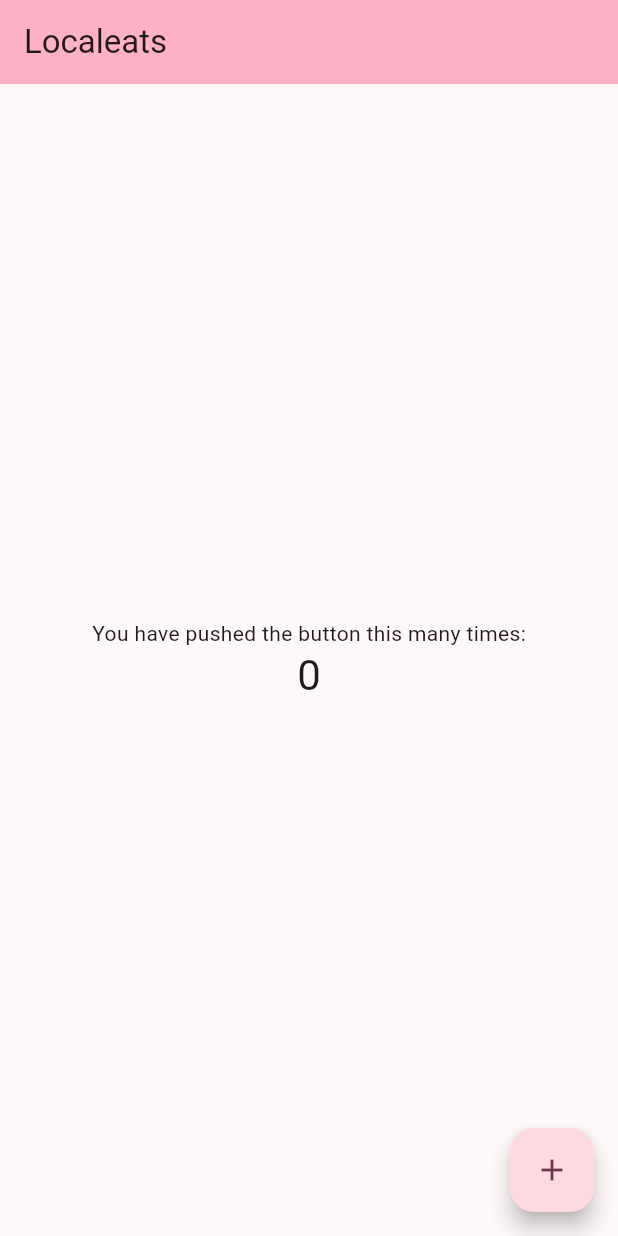
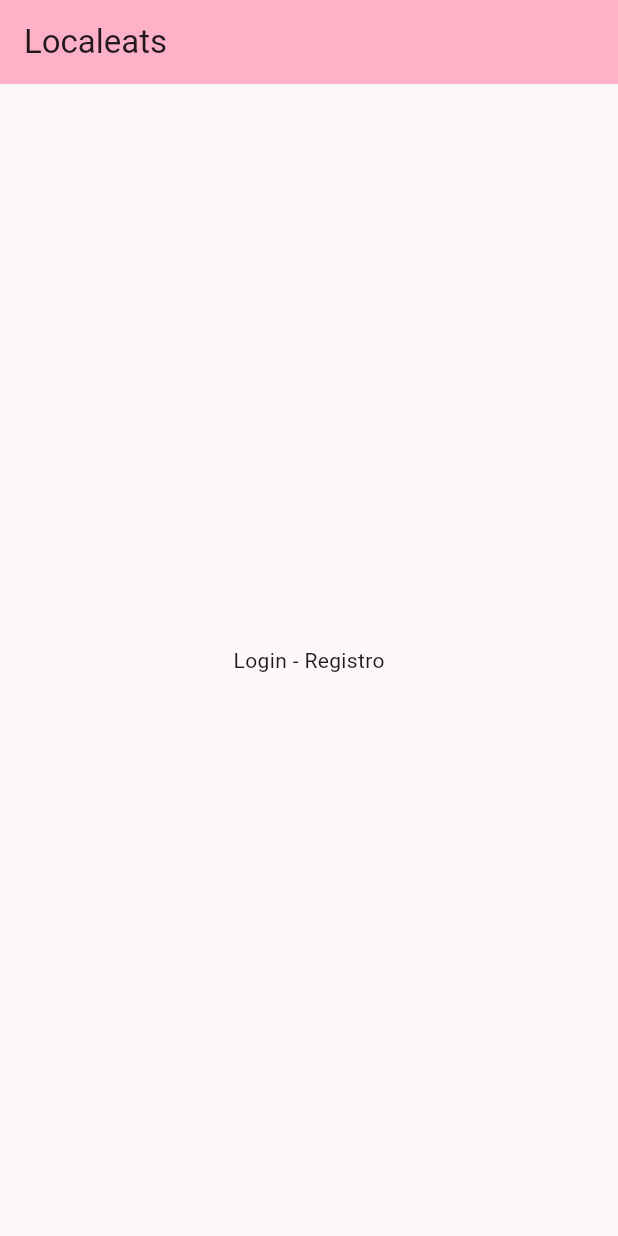
Before and after one commit to mateopelaez04/localeats, a Flutter app: the screen it shows after launch, on a phone screen of 412 x 824 dp. Run offline on Flutter 3.47's test engine with Material 3 defaults, Android fonts, the phone set to English and light mode, and no system bars.

Commit message:
Update main.dart

```diff
--- a/lib/main.dart
+++ b/lib/main.dart
@@ -11,13 +11,11 @@
   @override
   Widget build(BuildContext context) {
     return MaterialApp(
-       debugShowCheckedModeBanner: false,
+      debugShowCheckedModeBanner: false,
       title: 'Flutter Demo',
       theme: ThemeData(
         // This is the theme of your application.
-        //test14411111
-
-        //test23
+        //
         // TRY THIS: Try running your application with "flutter run". You'll see
         // the application has a purple toolbar. Then, without quitting the app,
         // try changing the seedColor in the colorScheme below to Colors.green
@@ -57,19 +55,6 @@
 }
 
 class _MyHomePageState extends State<MyHomePage> {
-  int _counter = 0;
-
-  void _incrementCounter() {
-    setState(() {
-      // This call to setState tells the Flutter framework that something has
-      // changed in this State, which causes it to rerun the build method below
-      // so that the display can reflect the updated values. If we changed
-      // _counter without calling setState(), then the build method would not be
-      // called again, and so nothing would appear to happen.
-      _counter++;
-    });
-  }
-
   @override
   Widget build(BuildContext context) {
     // This method is rerun every time setState is called, for instance as done
@@ -89,8 +74,6 @@
         title: Text(widget.title),
       ),
       body: Center(
-        // Center is a layout widget. It takes a single child and positions it
-        // in the middle of the parent.
         child: Column(
           // Column is also a layout widget. It takes a list of children and
           // arranges them vertically. By default, it sizes itself to fit its
@@ -106,20 +89,10 @@
           // action in the IDE, or press "p" in the console), to see the
           // wireframe for each widget.
           mainAxisAlignment: MainAxisAlignment.center,
-          children: <Widget>[
-            const Text('You have pushed the button this many times:'),
-            Text(
-              '$_counter',
-              style: Theme.of(context).textTheme.headlineMedium,
-            ),
-          ],
+          children: <Widget>[const Text('Login - Registro')],
         ),
       ),
-      floatingActionButton: FloatingActionButton(
-        onPressed: _incrementCounter,
-        tooltip: 'Increment',
-        child: const Icon(Icons.add),
-      ), // This trailing comma makes auto-formatting nicer for build methods.
+      // This trailing comma makes auto-formatting nicer for build methods.
     );
   }
 }
```
